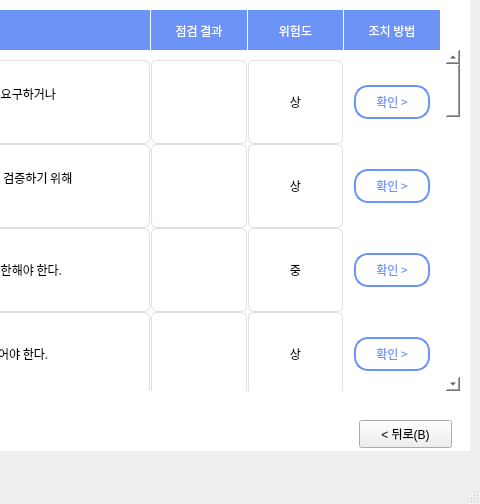
This is result_wallpad.ui in skyun333/wallpad as Qt 5 draws it before an edit; both pictures show x 481 to 961 and y 200 to 704 of the 961 by 704 pixel window. The edited form follows.
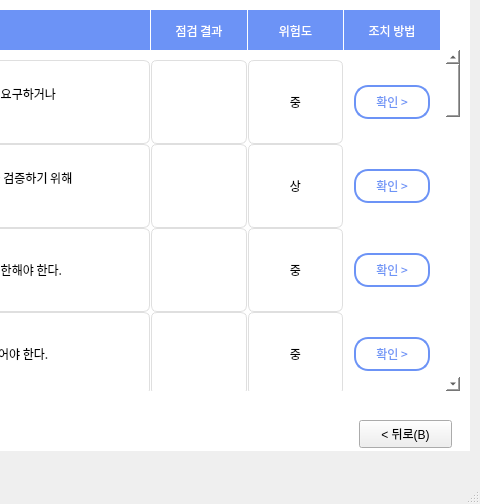
This is the edited form. Icons and pictures are not drawn.

```diff
--- a/result_wallpad.ui
+++ b/result_wallpad.ui
@@ -518,7 +518,7 @@
      <property name="geometry">
       <rect>
        <x>0</x>
-       <y>-1639</y>
+       <y>-1606</y>
        <width>829</width>
        <height>1980</height>
       </rect>
@@ -1930,7 +1930,7 @@
 border-radius: 6px</string>
          </property>
          <property name="text">
-          <string>상</string>
+          <string>중</string>
          </property>
          <property name="alignment">
           <set>Qt::AlignCenter</set>
@@ -2723,7 +2723,7 @@
 border-radius: 6px</string>
          </property>
          <property name="text">
-          <string>상</string>
+          <string>중</string>
          </property>
          <property name="alignment">
           <set>Qt::AlignCenter</set>
```
Left out of the diff: 28 changed lines with no effect on the pictures.
